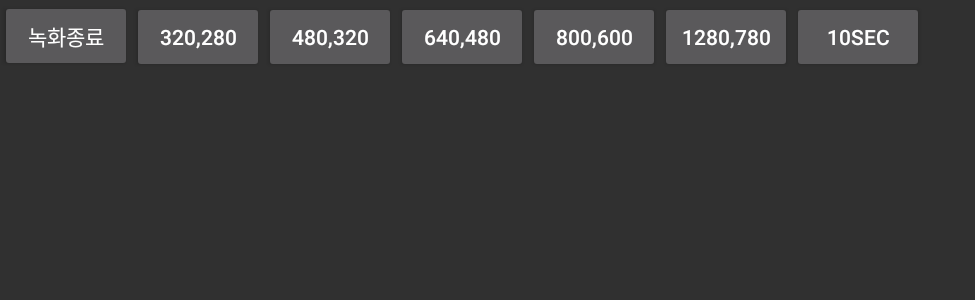
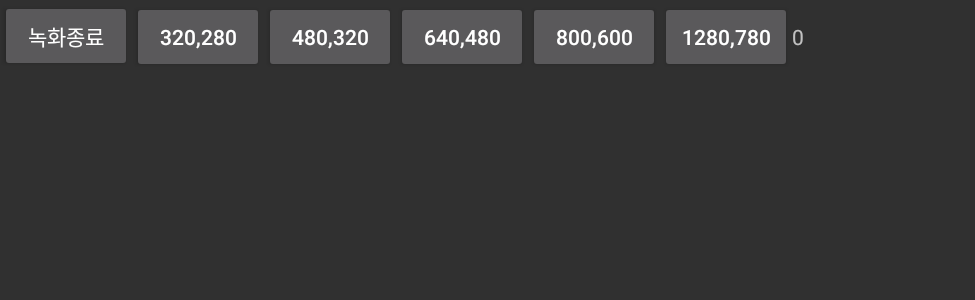
Before and after one commit to kpuce2021/Easy, an Android app: the MainActivity screen opened directly, with no data from a screen before it, after a tap on "RECORD", on a phone screen of 824 x 412 dp (held sideways). Shown: the top 300 px of the screen, without its empty margins (0-975 px from the left). Run offline under Robolectric (Android 15) with nearby library versions, the phone set to English and light mode, and no system bars; libraries missing offline, so code that uses them is left out: org.opencv.android, org.opencv.core, org.opencv.imgproc, org.opencv.videoio; plain views replace JavaCameraView; 8 statements that could not run were skipped.

Commit message:
타이머 구현 -> 5초에 한번씩 녹화 영상 저장 (수정 예정)

```diff
--- a/app/src/main/java/com/mobileprogramming/twelve/MainActivity.java
+++ b/app/src/main/java/com/mobileprogramming/twelve/MainActivity.java
@@ -2,6 +2,9 @@ package com.mobileprogramming.twelve;
 
 import androidx.appcompat.app.AlertDialog;
 import androidx.appcompat.app.AppCompatActivity;
+
+import java.util.Timer;
+import java.util.TimerTask;
 
 import android.annotation.TargetApi;
 import android.content.DialogInterface;
@@ -56,6 +59,13 @@ import static org.opencv.imgproc.Imgproc.cvtColor;
 
 
 public class MainActivity extends AppCompatActivity implements CameraBridgeViewBase.CvCameraViewListener2{
+
+
+    //variable timer
+    TextView txt_timer;
+    Timer timer;
+    int periodOfTimer=5000; // 현재 타이머 간격 5 초
+
 
     //variable display
     private Button btn_changeDisplay1; // 해상도 변경을 위한 버튼 변수
@@ -181,12 +191,10 @@ public class MainActivity extends AppCompatActivity implements CameraBridgeViewB
         //mOpenCvCameraView.setMaxFrameSize(1280,720);  //뷰 객체를 다시 시작해야 함에 주의 mOpenCvCameraView.disableView() 하고 나서 enableView()수행
         // 그리고 나서 resolutionChange.dismiss();
 
-        btn_10sec=(Button)findViewById(R.id.btn_10sec);         //녹화 주기 10초로 설정
-        btn_10sec.setOnClickListener(new Button.OnClickListener(){  //녹화 주기 설정 예정
-            public void onClick(View v){
+        txt_timer=(TextView)findViewById(R.id.txt_timer);
 
-            }
-        });
+
+
 
 
         btn_changeDisplay1=(Button)findViewById(R.id.btn_changeDisplay1);
@@ -234,23 +242,41 @@ public class MainActivity extends AppCompatActivity implements CameraBridgeViewB
         btn_record.setOnClickListener(new Button.OnClickListener(){
             public void onClick(View v){
 
-                if(record_flag==true){ // 녹화 종료
+                if(record_flag==true){ // 녹화 종료하기
                     //녹화 메서드
                     btn_record.setText("녹화시작");
                     videoWriter.release();  //video write종료 -> 녹화파일에 .avi영상 저장
-
                     record_flag=false;
-                }else{   //녹화 시작
+                    timer.cancel();
+                }else{   //녹화 시작하기
                     //녹화 메서드
                     btn_record.setText("녹화종료");
                     record_flag=true;
                     onRecording=false;
 
+                    TimerTask timerTask=new TimerTask(){
+                        public void run(){
+
+                            if(onRecording==true){
+                            videoWriter.release();
+                            onRecording=false;
+                            }
+                        }
+                    };
+                    timer=new Timer();
+                    timer.schedule(timerTask,0,periodOfTimer);
                 }
             }
         });
+
     }
     //=============================================================================================================
+
+
+
+
+    //=============================================================================================================
+
     public String getTime(){    //현재 시간을 문자열로 리턴하는 메서드
         String current=null;
         now=System.currentTimeMillis();
@@ -299,6 +325,8 @@ public class MainActivity extends AppCompatActivity implements CameraBridgeViewB
     @Override
     public Mat onCameraFrame(CameraBridgeViewBase.CvCameraViewFrame inputFrame) {   // 프레임 단위 영상처리 수행
         matInput = inputFrame.rgba();
+
+
 
         if(record_flag==true) { //record 시작 포인트 및 녹화중 상태
 
--- a/app/src/main/java/com/mobileprogramming/twelve/VideoAdapter.java
+++ b/app/src/main/java/com/mobileprogramming/twelve/VideoAdapter.java
@@ -63,5 +63,4 @@ public class VideoAdapter extends BaseAdapter {  //BaseAdapter 추상 클래스
         return view;
 
     }
-
 }
--- a/app/src/main/res/layout/activity_main.xml
+++ b/app/src/main/res/layout/activity_main.xml
@@ -44,11 +44,12 @@
         android:layout_width="wrap_content"
         android:layout_height="wrap_content"
         android:text="1280,780"/>
-    <Button
-        android:id="@+id/btn_10sec"
+
+    <TextView
+        android:id="@+id/txt_timer"
         android:layout_width="wrap_content"
         android:layout_height="wrap_content"
-        android:text="10Sec"/>
+        android:text="0"/>
 
 
 </LinearLayout>
```
